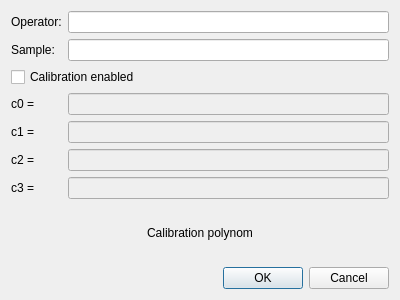
This is assets/NewMeasurementDialog.ui in ioyurev/vta-collection as Qt 5 draws it before an edit. The edited form follows.
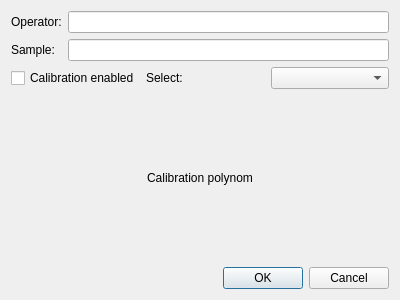
This is the edited form.

Commit message:
feat: add calibration management system
- Add CalibrationManagerDialog.ui with UI for managing multiple calibrations
- Implement CalibrationManager class for loading/saving calibrations to JSON files
- Create CalibrationManagerWindow for calibration CRUD operations
- Integrate calibration selection in NewMeasurementDialog
- Add active calibration display in MainWindow
- Implement calibration persistence in measurements
- Support calibration loading from measurement archives
- Add validation for calibration coefficients

Patch:
```diff
--- a/assets/NewMeasurementDialog.ui
+++ b/assets/NewMeasurementDialog.ui
@@ -14,64 +14,6 @@
    <string>Dialog</string>
   </property>
   <layout class="QGridLayout" name="gridLayout">
-   <item row="3" column="1">
-    <widget class="QLineEdit" name="le_c0">
-     <property name="enabled">
-      <bool>false</bool>
-     </property>
-     <property name="inputMask">
-      <string notr="true"/>
-     </property>
-    </widget>
-   </item>
-   <item row="6" column="1">
-    <widget class="QLineEdit" name="le_c3">
-     <property name="enabled">
-      <bool>false</bool>
-     </property>
-    </widget>
-   </item>
-   <item row="0" column="1">
-    <widget class="QLineEdit" name="le_operator"/>
-   </item>
-   <item row="6" column="0">
-    <widget class="QLabel" name="label_6">
-     <property name="text">
-      <string>c3 =</string>
-     </property>
-    </widget>
-   </item>
-   <item row="7" column="0" colspan="2">
-    <widget class="QLabel" name="label_calibration">
-     <property name="text">
-      <string>Calibration polynom</string>
-     </property>
-     <property name="alignment">
-      <set>Qt::AlignmentFlag::AlignCenter</set>
-     </property>
-    </widget>
-   </item>
-   <item row="3" column="0">
-    <widget class="QLabel" name="label_3">
-     <property name="text">
-      <string>c0 = </string>
-     </property>
-    </widget>
-   </item>
-   <item row="5" column="0">
-    <widget class="QLabel" name="label_5">
-     <property name="text">
-      <string>c2 =</string>
-     </property>
-    </widget>
-   </item>
-   <item row="4" column="0">
-    <widget class="QLabel" name="label_4">
-     <property name="text">
-      <string>c1 =</string>
-     </property>
-    </widget>
-   </item>
    <item row="0" column="0">
     <widget class="QLabel" name="label">
      <property name="text">
@@ -79,15 +21,8 @@
      </property>
     </widget>
    </item>
-   <item row="1" column="1">
-    <widget class="QLineEdit" name="le_sample"/>
-   </item>
-   <item row="5" column="1">
-    <widget class="QLineEdit" name="le_c2">
-     <property name="enabled">
-      <bool>false</bool>
-     </property>
-    </widget>
+   <item row="0" column="1">
+    <widget class="QLineEdit" name="le_operator"/>
    </item>
    <item row="1" column="0">
     <widget class="QLabel" name="label_2">
@@ -96,10 +31,37 @@
      </property>
     </widget>
    </item>
-   <item row="4" column="1">
-    <widget class="QLineEdit" name="le_c1">
-     <property name="enabled">
-      <bool>false</bool>
+   <item row="1" column="1">
+    <widget class="QLineEdit" name="le_sample"/>
+   </item>
+   <item row="2" column="0" colspan="2">
+    <layout class="QHBoxLayout" name="calibration_layout">
+     <item>
+      <widget class="QCheckBox" name="cb_cal_enabled">
+       <property name="text">
+        <string>Calibration enabled</string>
+       </property>
+      </widget>
+     </item>
+     <item>
+      <widget class="QLabel" name="label_cal_select">
+       <property name="text">
+        <string>Select:</string>
+       </property>
+      </widget>
+     </item>
+     <item>
+      <widget class="QComboBox" name="cb_calibration_select"/>
+     </item>
+    </layout>
+   </item>
+   <item row="3" column="0" colspan="2">
+    <widget class="QLabel" name="label_calibration">
+     <property name="text">
+      <string>Calibration polynom</string>
+     </property>
+     <property name="alignment">
+      <set>Qt::AlignmentFlag::AlignCenter</set>
      </property>
     </widget>
    </item>
@@ -113,13 +75,6 @@
      </property>
     </widget>
    </item>
-   <item row="2" column="0" colspan="2">
-    <widget class="QCheckBox" name="cb_cal_enabled">
-     <property name="text">
-      <string>Calibration enabled</string>
-     </property>
-    </widget>
-   </item>
   </layout>
  </widget>
  <resources/>
```
Left out of the diff: 2 changed lines with no effect on the pictures. The commit also changes 9 other files.
